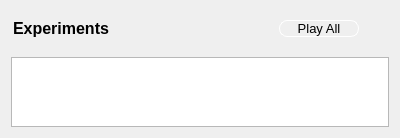
First picture: the form in src/gui/forms/projectwidget.ui, repository evoplex/evoplex, before the edit.
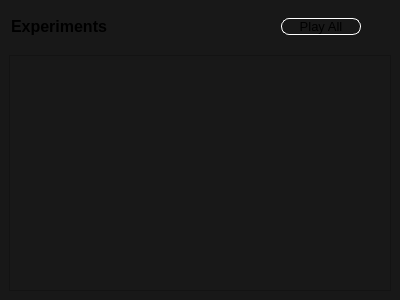
Second picture: the form after the edit. Custom widgets are drawn as their Qt base class.

Commit message: gui - moving the AttributesWidget to the ProjectsPage

The edit to the form file:
```diff
--- a/src/gui/forms/projectwidget.ui
+++ b/src/gui/forms/projectwidget.ui
@@ -1,17 +1,21 @@
 <?xml version="1.0" encoding="UTF-8"?>
 <ui version="4.0">
  <class>ProjectWidget</class>
- <widget class="QWidget" name="ProjectWidget">
+ <widget class="QDockWidget" name="ProjectWidget">
   <property name="geometry">
    <rect>
     <x>0</x>
     <y>0</y>
     <width>400</width>
-    <height>135</height>
+    <height>300</height>
    </rect>
   </property>
   <property name="windowTitle">
-   <string>Form</string>
+   <string>DockWidget</string>
+  </property>
+  <widget class="QWidget" name="dockWidgetContents">
+   <property name="styleSheet">
+    <string notr="true">background-color: rgb(24, 24, 24);</string>
   </property>
   <layout class="QVBoxLayout" name="verticalLayout">
    <item>
@@ -101,6 +105,7 @@
     <widget class="evoplex::TableWidget" name="table"/>
    </item>
   </layout>
+  </widget>
  </widget>
  <customwidgets>
   <customwidget>
```
Lines whose indentation alone changed are shown as unchanged. The commit also changes 18 other files.
